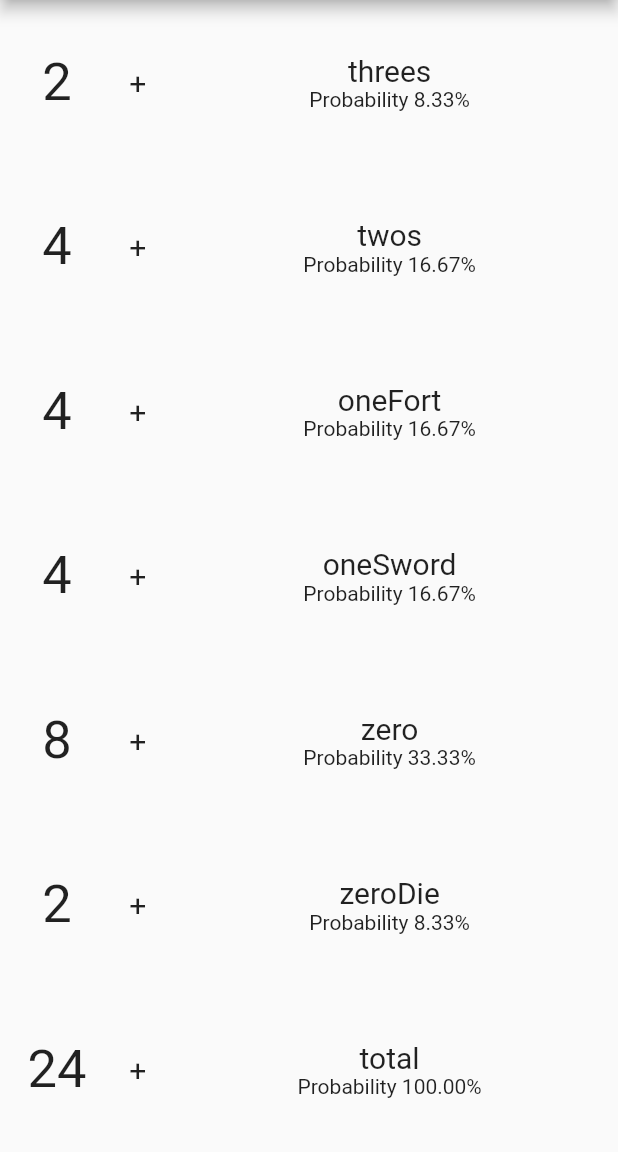
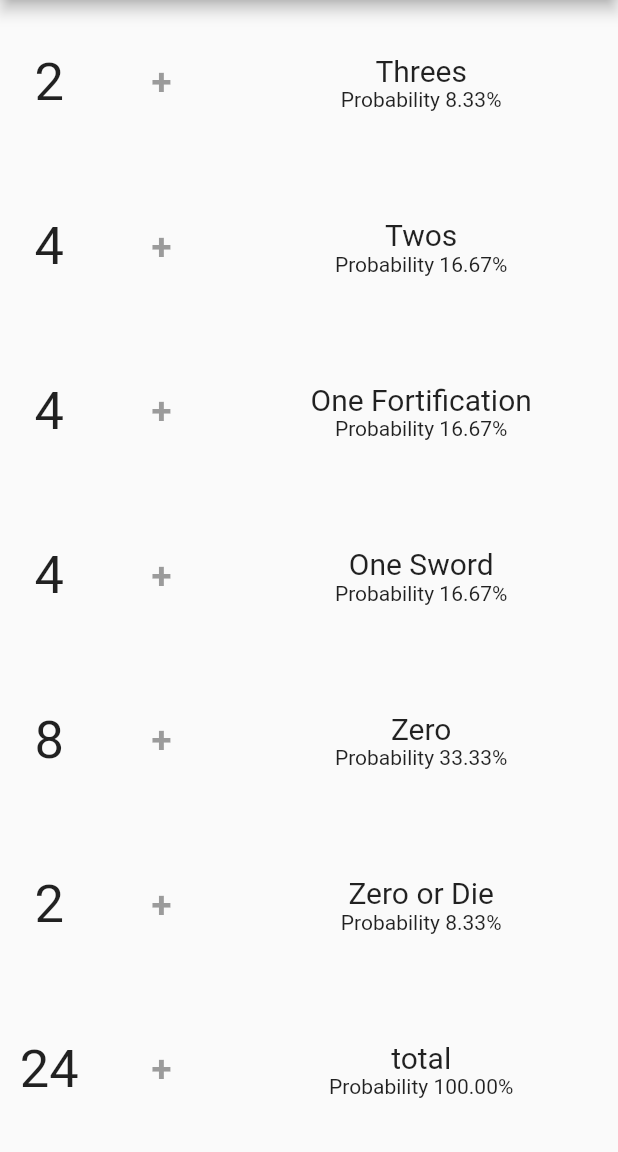
Before and after one commit to krdzo/got-battle, a Flutter app: the screen it shows after launch, on a phone screen of 412 x 824 dp, the part 84-1236 px from its top. Run offline on Flutter 3.47's test engine with Material 2 defaults, Android fonts, the phone set to English and light mode, and no system bars.

Commit message:
Change "+" to button

```diff
--- a/lib/main.dart
+++ b/lib/main.dart
@@ -45,11 +45,17 @@ class Card extends StatelessWidget {
           ),
         ),
         const Padding(
-          child: Text(
-            "+",
-            style: TextStyle(fontSize: 20),
+          padding: EdgeInsets.symmetric(horizontal: 10),
+          child: TextButton(
+            onPressed: null,
+            child: Text(
+              "+",
+              style: TextStyle(
+                fontSize: 25,
+                fontWeight: FontWeight.bold,
+              ),
+            ),
           ),
-          padding: EdgeInsets.symmetric(horizontal: 10),
         ),
         Expanded(
           flex: 8,
--- a/lib/tides_of_battle.dart
+++ b/lib/tides_of_battle.dart
@@ -1,11 +1,11 @@
 class CardDeck {
   static const cards = {
-    "threes": 2,
-    "twos": 4,
-    "oneFort": 4,
-    "oneSword": 4,
-    "zero": 8,
-    "zeroDie": 2,
+    "Threes": 2,
+    "Twos": 4,
+    "One Fortification": 4,
+    "One Sword": 4,
+    "Zero": 8,
+    "Zero or Die": 2,
     "total": 24,
   };
 }
```
